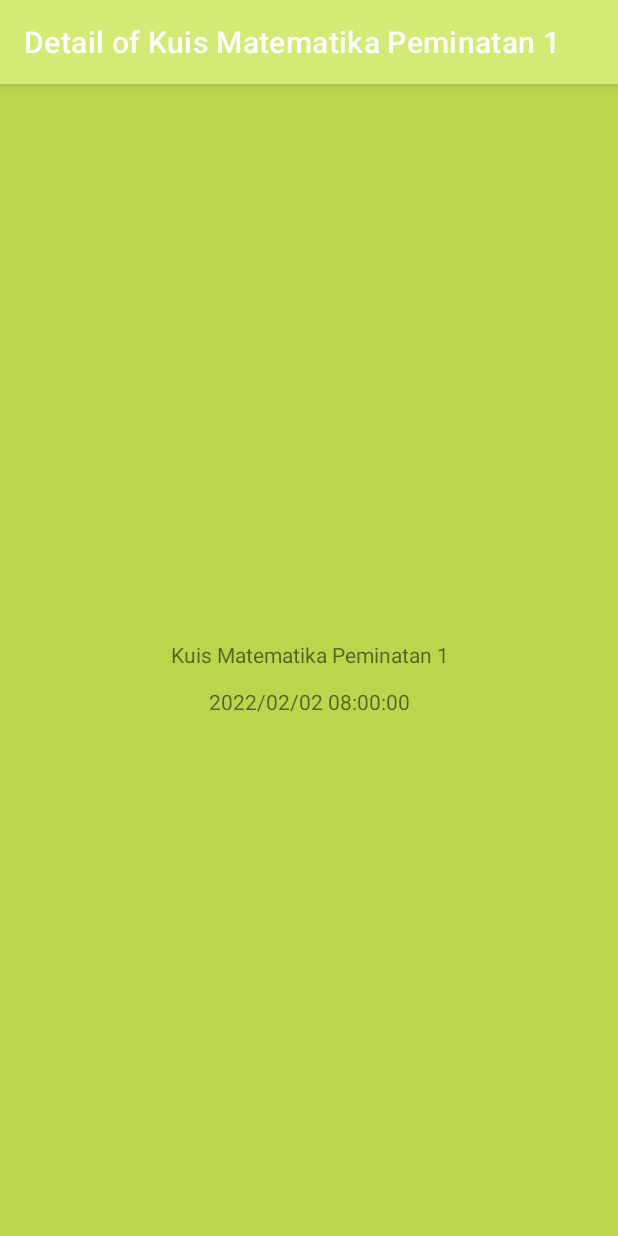
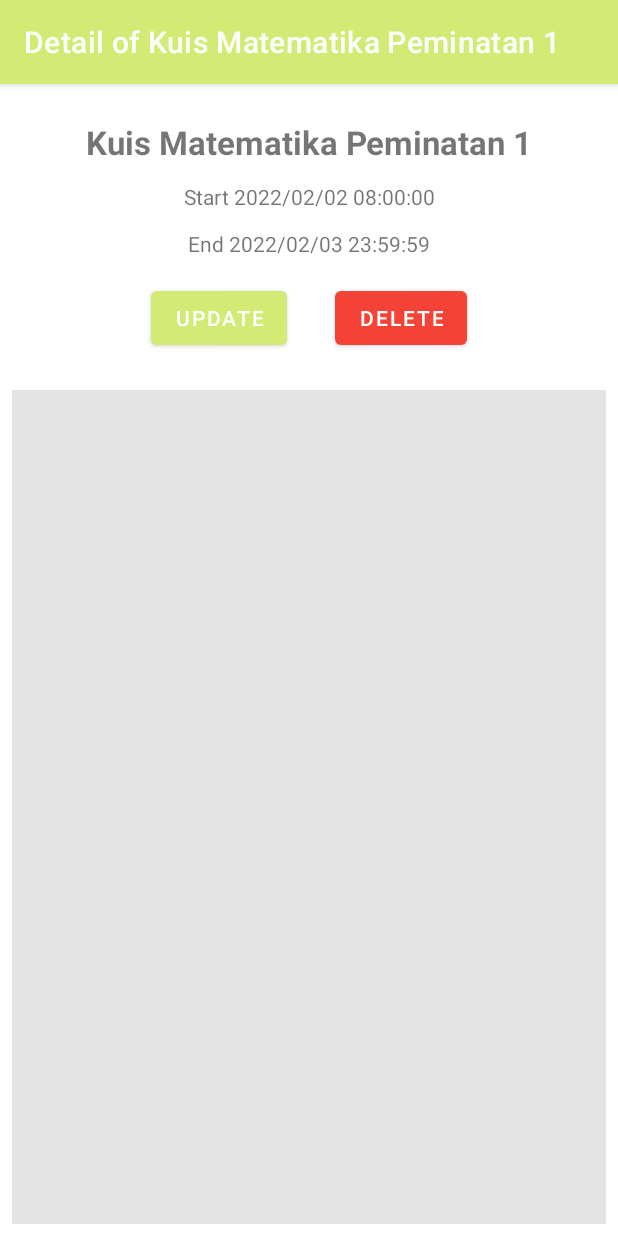
Before and after one commit to Xavionic/GoQuiz, an Android app: the TeacherUncompletedQuizListFragment screen opened directly, with no data from a screen before it, after a tap on "Kuis Matematika Peminatan 1", on a phone screen of 412 x 824 dp. Run offline under Robolectric (Android 15) with nearby library versions, the phone set to English and light mode, and no system bars; our stand-ins replace Firebase (no records; nobody signed in at launch, a user with empty details on screens opened directly); 2 statements that could not run were skipped.

Commit message:
Adding Question Recycler View

```diff
--- a/app/src/main/java/com/example/goquiz/teacher/TeacherDetailQuiz.kt
+++ b/app/src/main/java/com/example/goquiz/teacher/TeacherDetailQuiz.kt
@@ -1,22 +1,11 @@
 package com.example.goquiz.teacher
 
-import android.media.Image
 import android.os.Bundle
-import androidx.fragment.app.Fragment
-import android.view.LayoutInflater
-import android.view.View
-import android.view.ViewGroup
 import android.widget.Button
-import android.widget.ImageView
 import android.widget.TextView
 import androidx.appcompat.app.AppCompatActivity
 import com.example.goquiz.data.Kuis
 import com.example.goquiz.R
-import com.example.goquiz.teacher.uncompleted_fragment.TeacherFragmentUncompletedQuiz
-import com.example.goquiz.teacher.uncompleted_fragment.TeacherUncompletedQuizListFragment
-import com.google.firebase.auth.FirebaseAuth
-
-import org.w3c.dom.Text
 
 //class TeacherDetailQuiz(
 //    private val kuis: Kuis
@@ -45,12 +34,21 @@ class TeacherDetailQuiz( val kuis: Kuis = Kuis("-", "TERJADI KESALAHAN", "-", "-
         super.onCreate(savedInstanceState)
         setContentView(R.layout.teacher_uncompleted_fragment_detail)
 
-        val tit = findViewById<TextView>(R.id.title_detail)
-        val detail = findViewById<TextView>(R.id.desc_detail)
+        val desc = findViewById<TextView>(R.id.tvQuizDescription)
+        val start = findViewById<TextView>(R.id.tvQuizStartTime)
+        val end = findViewById<TextView>(R.id.tvQuizEndTime)
+
+        var fragQuest = TeacherFragmentQuestion()
+        supportFragmentManager.beginTransaction().apply {
+            replace(R.id.viewPagerQuestion, fragQuest)
+            commit()
+        }
 
         title = "Detail of ${intent.getStringExtra("DESKRIPSI_KUIS")}"
-        tit.text = intent.getStringExtra("DESKRIPSI_KUIS")
-        detail.text = intent.getStringExtra("START_TIME_KUIS")
+        desc.text = intent.getStringExtra("DESKRIPSI_KUIS")
+        start.text = "Start ${intent.getStringExtra("START_TIME_KUIS")}"
+        end.text = "End ${intent.getStringExtra("END_TIME_KUIS")}"
+
 
     }
 }
--- /dev/null
+++ b/app/src/main/java/com/example/goquiz/teacher/TeacherFragmentQuestion.kt
@@ -0,0 +1,7 @@
+package com.example.goquiz.teacher
+
+import androidx.fragment.app.Fragment
+import com.example.goquiz.R
+
+class TeacherFragmentQuestion : Fragment(R.layout.teacher_fragment_question) {
+}
--- /dev/null
+++ b/app/src/main/java/com/example/goquiz/teacher/TeacherQuestionListAdapter.kt
@@ -0,0 +1,4 @@
+package com.example.goquiz.teacher
+
+class TeacherQuestionListAdapter {
+}
--- a/app/src/main/java/com/example/goquiz/teacher/uncompleted_fragment/TeacherUncompletedListQuizAdapter.kt
+++ b/app/src/main/java/com/example/goquiz/teacher/uncompleted_fragment/TeacherUncompletedListQuizAdapter.kt
@@ -22,8 +22,8 @@ class TeacherUncompletedListQuizAdapter(
     override fun onBindViewHolder(holder: ListViewHolder, position: Int) {
         val (teacher_uid, description, start_time, end_time) = listQuiz[position]
         holder.tvDescriptionQuiz.text = description
-        holder.tvStartTime.text = start_time
-        holder.tvEndTime.text = end_time
+        holder.tvStartTime.text = "Start $start_time"
+        holder.tvEndTime.text =   "End   $end_time"
 
         holder.itemView.setOnClickListener {
 //            Toast.makeText(holder.itemView.context, "Kamu memilih " + listQuiz[holder.adapterPosition].description, Toast.LENGTH_SHORT).show()
--- /dev/null
+++ b/app/src/main/res/layout/teacher_fragment_question.xml
@@ -0,0 +1,17 @@
+<?xml version="1.0" encoding="utf-8"?>
+<androidx.constraintlayout.widget.ConstraintLayout
+    xmlns:android="http://schemas.android.com/apk/res/android"
+    xmlns:tools="http://schemas.android.com/tools"
+    android:layout_width="match_parent"
+    android:layout_height="match_parent"
+    android:background="@color/purple_200"
+    tools:context=".teacher.TeacherQuestionListFragment"
+>
+
+    <androidx.recyclerview.widget.RecyclerView
+        android:id="@+id/rv_quizes"
+        android:background="@color/purple_200"
+        android:layout_width="match_parent"
+        android:layout_height="match_parent"
+        tools:listitem="@layout/teacher_item_row_questions" />
+</androidx.constraintlayout.widget.ConstraintLayout>
--- a/app/src/main/res/layout/teacher_uncompleted_fragment_detail.xml
+++ b/app/src/main/res/layout/teacher_uncompleted_fragment_detail.xml
@@ -1,29 +1,77 @@
 <?xml version="1.0" encoding="utf-8"?>
 <LinearLayout xmlns:android="http://schemas.android.com/apk/res/android"
+    xmlns:app="http://schemas.android.com/apk/res-auto"
     xmlns:tools="http://schemas.android.com/tools"
     android:layout_width="match_parent"
     android:layout_height="match_parent"
     android:orientation="vertical"
-    android:gravity="center"
-    android:background="@color/purple_700"
     tools:context=".teacher.TeacherDetailQuiz">
 
 
     <TextView
-        android:id="@+id/title_detail"
+        android:id="@+id/tvQuizDescription"
         android:layout_width="match_parent"
         android:layout_height="wrap_content"
         android:layout_marginTop="24dp"
         android:gravity="center"
-        android:text="dqwdqw"/>
+        android:textSize="22dp"
+        android:textStyle="bold"
+        android:text="Quiz Description"/>
 
     <TextView
-        android:id="@+id/desc_detail"
+        android:id="@+id/tvQuizStartTime"
         android:layout_width="match_parent"
         android:layout_height="wrap_content"
         android:layout_marginTop="12dp"
         android:gravity="center"
         android:text="DWQMDMOWQ"/>
 
+    <TextView
+        android:id="@+id/tvQuizEndTime"
+        android:layout_width="match_parent"
+        android:layout_height="wrap_content"
+        android:layout_marginTop="12dp"
+        android:gravity="center"
+        android:text="DWQMDMOWQ"/>
+
+    <LinearLayout
+        android:layout_width="wrap_content"
+        android:layout_height="wrap_content"
+        android:layout_gravity="center"
+        android:layout_margin="16dp"
+        android:orientation="horizontal">
+
+        <Button
+            android:id="@+id/btnEditQuiz"
+            android:layout_width="wrap_content"
+            android:layout_height="wrap_content"
+            android:layout_weight="1"
+            android:layout_marginHorizontal="16dp"
+            android:text="UPDATE" />
+
+        <Button
+            android:id="@+id/btnDeleteQuiz"
+            android:layout_width="wrap_content"
+            android:layout_height="wrap_content"
+            android:layout_marginHorizontal="16dp"
+            android:layout_weight="1"
+            android:text="DELETE"
+            app:backgroundTint="#F44336" />
+    </LinearLayout>
+
+    <androidx.fragment.app.FragmentContainerView
+        android:id="@+id/viewPagerQuestion"
+        android:layout_width="match_parent"
+        android:layout_height="match_parent"
+        android:layout_marginStart="8dp"
+        android:layout_marginLeft="8dp"
+        android:layout_marginTop="8dp"
+        android:layout_marginEnd="8dp"
+        android:layout_marginRight="8dp"
+        android:layout_marginBottom="8dp"
+        app:layout_constraintBottom_toBottomOf="parent"
+        app:layout_constraintEnd_toEndOf="parent"
+        app:layout_constraintStart_toStartOf="parent" />
+
 
 </LinearLayout>
```
Also changed, not shown: app/src/main/java/com/example/goquiz/data/Question2.kt (added, +12 -0 lines), app/src/main/java/com/example/goquiz/teacher/TeacherQuestionListFragment.kt (added, +52 -0 lines), app/src/main/java/com/example/goquiz/teacher/uncompleted_fragment/TeacherUncompletedQuizDetail.kt (+2 -6 lines), app/src/main/res/layout/teacher_item_row_questions.xml (added, +35 -0 lines).
